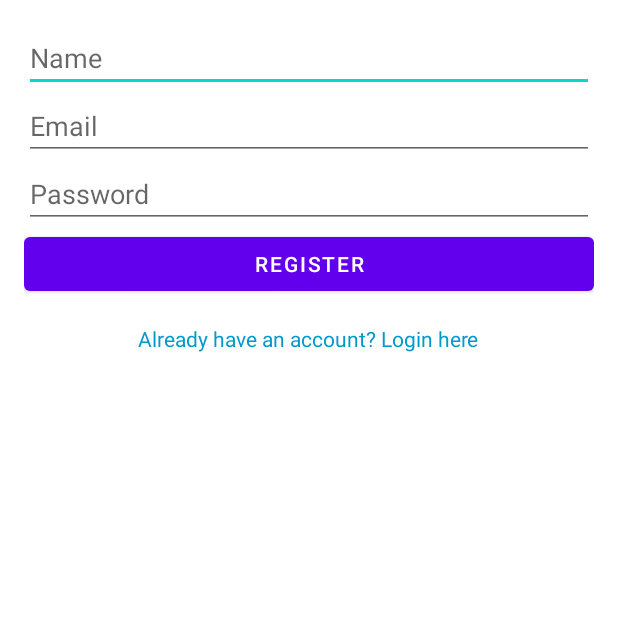
After one commit to somanisushant23/ExpM, an Android app: the RegistrationActivity screen opened directly, with no data from a screen before it, on a phone screen of 412 x 824 dp, the top half of it. The commit adds this screen. Run offline under Robolectric (Android 15) with nearby library versions, the phone set to English and light mode, and no system bars.

```diff
--- /dev/null
+++ b/app/src/main/java/com/example/expm/activity/RegistrationActivity.kt
@@ -0,0 +1,23 @@
+package com.example.expm.activity
+
+import android.content.Intent
+import android.os.Bundle
+import android.widget.TextView
+import androidx.appcompat.app.AppCompatActivity
+import com.example.expm.R
+import com.example.expm.viewmodel.RegistrationViewModel
+
+class RegistrationActivity : AppCompatActivity() {
+
+    private lateinit var viewModel: RegistrationViewModel
+
+    override fun onCreate(savedInstanceState: Bundle?) {
+        super.onCreate(savedInstanceState)
+        setContentView(R.layout.activity_registration)
+        val loginLink: TextView = findViewById(R.id.tvLoginLink)
+        loginLink.setOnClickListener {
+            val intent = Intent(this, LoginActivity::class.java)
+            startActivity(intent)
+        }
+    }
+}
--- a/app/src/main/java/com/example/expm/adapter/EntryAdapter.kt
+++ b/app/src/main/java/com/example/expm/adapter/EntryAdapter.kt
@@ -10,6 +10,7 @@ import androidx.recyclerview.widget.ListAdapter
 import androidx.recyclerview.widget.RecyclerView
 import com.example.expm.R
 import com.example.expm.data.Entry
+import com.example.expm.utils.AppUtils
 import java.text.NumberFormat
 import java.util.Locale
 
@@ -41,7 +42,7 @@ class EntryAdapter(private val onItemClick: (Entry) -> Unit) : ListAdapter<Entry
                 tvAmount.text = entry.amount.toString()
             }
             tvCategory.text = entry.category
-            tvDate.text = entry.date
+            tvDate.text = AppUtils.formatTimestampToDate(entry.created_on)
             tvType.text = entry.type
 
             // Set color based on type
--- a/app/src/main/java/com/example/expm/data/AppDatabase.kt
+++ b/app/src/main/java/com/example/expm/data/AppDatabase.kt
@@ -5,7 +5,7 @@ import androidx.room.Database
 import androidx.room.Room
 import androidx.room.RoomDatabase
 
-@Database(entities = [Entry::class, Utility::class], version = 3, exportSchema = false)
+@Database(entities = [Entry::class, Utility::class], version = 4, exportSchema = false)
 abstract class AppDatabase : RoomDatabase() {
     abstract fun entryDao(): EntryDao
     abstract fun utilityDao(): UtilityDao
--- a/app/src/main/java/com/example/expm/data/Entry.kt
+++ b/app/src/main/java/com/example/expm/data/Entry.kt
@@ -10,7 +10,8 @@ data class Entry(
     val amount: Double,
     val type: String,
     val category: String,
-    val date: String,
+    val created_on: Long = System.currentTimeMillis(),
+    val updated_on: Long = System.currentTimeMillis(),
     val notes: String,
     // Mark whether an entry has been persisted/exported (0 = false, 1 = true)
     val isPersisted: Boolean = false
--- a/app/src/main/java/com/example/expm/data/EntryDao.kt
+++ b/app/src/main/java/com/example/expm/data/EntryDao.kt
@@ -19,17 +19,17 @@ interface EntryDao {
     @Delete
     suspend fun delete(entry: Entry): Int
 
-    @Query("SELECT * FROM entries ORDER BY date DESC")
+    @Query("SELECT * FROM entries ORDER BY created_on DESC")
     suspend fun getAll(): List<Entry>
 
     // Reactive stream of entries; Room will emit updates when the table changes
-    @Query("SELECT * FROM entries ORDER BY date DESC")
+    @Query("SELECT * FROM entries ORDER BY created_on DESC")
     fun getAllFlow(): Flow<List<Entry>>
 
     // Reactive single entry by id
     @Query("SELECT * FROM entries WHERE id = :id LIMIT 1")
     fun getByIdFlow(id: Long): Flow<Entry?>
 
-    @Query("SELECT * FROM entries WHERE isPersisted = 0 ORDER BY date DESC")
+    @Query("SELECT * FROM entries WHERE isPersisted = 0 ORDER BY created_on DESC")
     suspend fun getUnsyncEntries(): List<Entry>
 }
--- a/app/src/main/java/com/example/expm/data/Utility.kt
+++ b/app/src/main/java/com/example/expm/data/Utility.kt
@@ -8,7 +8,7 @@ data class Utility(
     @PrimaryKey(autoGenerate = true) val id: Long = 0,
     val data_key: String,
     val data_value: String,
-    val created_on: String,
-    val updated_on: String,
+    val created_on: Long = System.currentTimeMillis(),
+    val updated_on: Long = System.currentTimeMillis(),
     val isActive: Boolean = true
 )
--- a/app/src/main/java/com/example/expm/viewmodel/AnalyticsViewModel.kt
+++ b/app/src/main/java/com/example/expm/viewmodel/AnalyticsViewModel.kt
@@ -33,7 +33,7 @@ class AnalyticsViewModel(application: Application) : AndroidViewModel(applicatio
     val entriesForCurrentMonth: LiveData<List<Entry>> = dao.getAllFlow().map { list ->
         list.filter { entry ->
             try {
-                val d = sdf.parse(entry.date) ?: return@filter false
+                val d = sdf.parse(entry.created_on.toString()) ?: return@filter false
                 val c = Calendar.getInstance()
                 c.time = d
                 val y = c.get(Calendar.YEAR)
@@ -49,7 +49,7 @@ class AnalyticsViewModel(application: Application) : AndroidViewModel(applicatio
     val expenseByCategoryForCurrentMonth: LiveData<List<CategoryTotal>> = dao.getAllFlow().map { list ->
         list.filter { entry ->
             try {
-                val d = sdf.parse(entry.date) ?: return@filter false
+                val d = sdf.parse(entry.created_on.toString()) ?: return@filter false
                 val c = Calendar.getInstance()
                 c.time = d
                 val y = c.get(Calendar.YEAR)
@@ -81,7 +81,7 @@ class AnalyticsViewModel(application: Application) : AndroidViewModel(applicatio
         // Group entries by month
         list.forEach { entry ->
             try {
-                val d = sdf.parse(entry.date) ?: return@forEach
+                val d = sdf.parse(entry.created_on.toString()) ?: return@forEach
                 val c = Calendar.getInstance()
                 c.time = d
                 val monthKey = monthFormat.format(c.time)
--- a/app/src/main/res/layout/activity_add_entry.xml
+++ b/app/src/main/res/layout/activity_add_entry.xml
@@ -87,13 +87,15 @@
             android:layout_height="wrap_content"
             android:text="@string/label_date"
             android:labelFor="@id/et_date" />
+
         <EditText
             android:id="@+id/et_date"
             android:layout_width="match_parent"
             android:layout_height="wrap_content"
-            android:inputType="date"
+            android:hint="Select Date"
+            android:inputType="none"
             android:focusable="false"
-            android:clickable="true"
+            android:onClick="showDatePicker"
             android:importantForAutofill="no"
             android:contentDescription="@string/label_date"
             android:layout_marginBottom="12dp" />
--- /dev/null
+++ b/app/src/main/res/layout/activity_registration.xml
@@ -0,0 +1,43 @@
+<?xml version="1.0" encoding="utf-8"?>
+<LinearLayout xmlns:android="http://schemas.android.com/apk/res/android"
+    android:layout_width="match_parent"
+    android:layout_height="match_parent"
+    android:orientation="vertical"
+    android:padding="16dp">
+
+    <EditText
+        android:id="@+id/etName"
+        android:layout_width="match_parent"
+        android:layout_height="wrap_content"
+        android:hint="Name" />
+
+    <EditText
+        android:id="@+id/etEmail"
+        android:layout_width="match_parent"
+        android:layout_height="wrap_content"
+        android:hint="Email"
+        android:inputType="textEmailAddress" />
+
+    <EditText
+        android:id="@+id/etPassword"
+        android:layout_width="match_parent"
+        android:layout_height="wrap_content"
+        android:hint="Password"
+        android:inputType="textPassword" />
+
+    <Button
+        android:id="@+id/btnRegister"
+        android:layout_width="match_parent"
+        android:layout_height="wrap_content"
+        android:text="Register" />
+
+    <TextView
+        android:id="@+id/tvLoginLink"
+        android:layout_width="wrap_content"
+        android:layout_height="wrap_content"
+        android:text="Already have an account? Login here"
+        android:textColor="@android:color/holo_blue_dark"
+        android:layout_gravity="center"
+        android:paddingTop="16dp" />
+
+</LinearLayout>
```
Also changed, not shown: app/build.gradle.kts (+4 -3 lines), app/src/main/AndroidManifest.xml (+10 -0 lines), app/src/main/java/com/example/expm/activity/AddEntryActivity.kt (+7 -11 lines), app/src/main/java/com/example/expm/activity/LoginActivity.kt (added, +26 -0 lines), app/src/main/java/com/example/expm/utils/AppUtils.kt (added, +41 -0 lines), app/src/main/java/com/example/expm/viewmodel/LoginViewModel.kt (added, +12 -0 lines), app/src/main/java/com/example/expm/viewmodel/MainViewModel.kt (+8 -10 lines), app/src/main/java/com/example/expm/viewmodel/RegistrationViewModel.kt (added, +13 -0 lines), app/src/main/java/com/example/expm/viewmodel/SplashViewModel.kt (added, +9 -0 lines), app/src/main/res/layout/activity_login.xml (added, +37 -0 lines), 1 other file.
